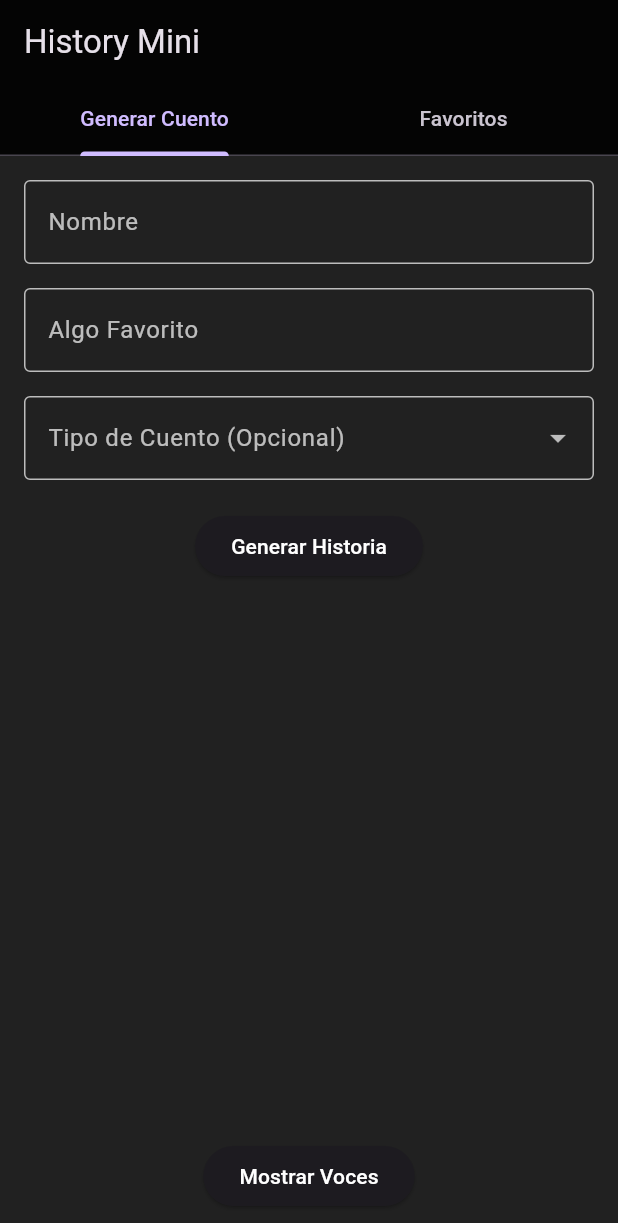
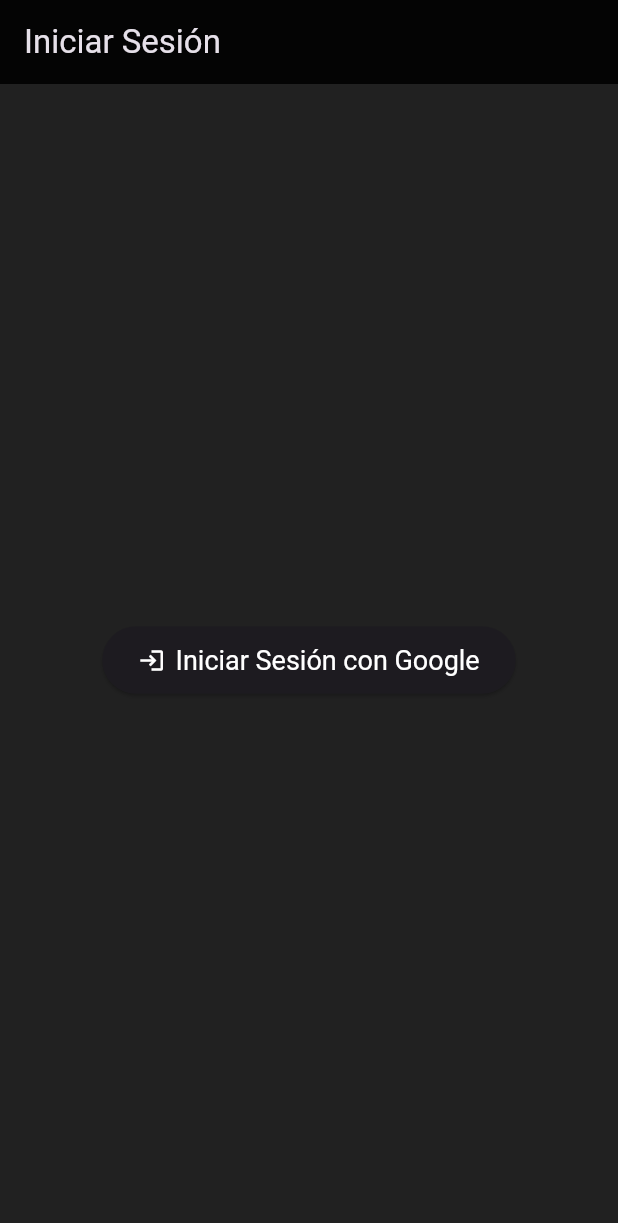
Before and after one commit to Alexis-mish/history_mini, a Flutter app: the screen it shows after launch, on a phone screen of 412 x 824 dp. Shown: the top 1223 px of the screen. Run offline on Flutter 3.47's test engine with Material 3 defaults, Android fonts, the phone set to English and light mode, and no system bars; our stand-ins replace firebase_auth, firebase_core, flutter_dotenv, flutter_gemini, flutter_tts, google_sign_in and 1 more; accounts and stored records are empty.

Commit message:
login integrado

```diff
--- a/lib/main.dart
+++ b/lib/main.dart
@@ -4,26 +4,50 @@
 import 'package:flutter_tts/flutter_tts.dart';
 import 'package:shared_preferences/shared_preferences.dart';
 import 'dart:convert';
+import 'package:google_sign_in/google_sign_in.dart';
+import 'package:firebase_auth/firebase_auth.dart';
+import 'package:firebase_core/firebase_core.dart';
+import 'package:flutter/foundation.dart' show kIsWeb;
+import 'firebase_options.dart';
 
 Future<void> main() async {
   WidgetsFlutterBinding.ensureInitialized();
-
   await dotenv.load(fileName: ".env");
 
   final apiKey = dotenv.env['API_KEY'];
 
   if (apiKey == null) {
-    print('Error: GEMINI_API_KEY no encontrada en el archivo .env');
+    print('Error: API_KEY not found in .env file');
+    runApp(const MaterialApp(home: Scaffold(body: Center(child: Text("Error: API_KEY not found in .env file")))));
     return;
   }
 
-  Gemini.init(apiKey: apiKey); // <-- 6. Usa la API key
+  try {
+    await Firebase.initializeApp(
+      options: DefaultFirebaseOptions.currentPlatform,
+    );
+  } catch (e) {
+    print('Error al inicializar Firebase: $e');
+    runApp(const MaterialApp(home: Scaffold(body: Center(child: Text("Error: Firebase no inicializado. Asegúrate de que flutterfire configure se ejecutó correctamente y que los archivos de configuración están en su lugar.")))));
+    return;
+  }
+
+
+  Gemini.init(apiKey: apiKey);
 
   runApp(const MyApp());
 }
 
-class MyApp extends StatelessWidget {
+
+class MyApp extends StatefulWidget {
   const MyApp({super.key});
+
+  @override
+  State<MyApp> createState() => _MyAppState();
+}
+
+class _MyAppState extends State<MyApp> {
+  final FirebaseAuth _auth = FirebaseAuth.instance;
 
   @override
   Widget build(BuildContext context) {
@@ -45,40 +69,116 @@
         ),
         inputDecorationTheme: InputDecorationTheme(
           border: const OutlineInputBorder(
-            borderSide: BorderSide(color: Colors.white70), // Color del borde
+            borderSide: BorderSide(color: Colors.white70),
           ),
           enabledBorder: const OutlineInputBorder(
-            borderSide: BorderSide(
-              color: Colors.white70,
-            ), // Color del borde habilitado
+            borderSide: BorderSide(color: Colors.white70),
           ),
           focusedBorder: const OutlineInputBorder(
-            borderSide: BorderSide(
-              color: Colors.blueAccent,
-            ), // Color del borde al enfocar
+            borderSide: BorderSide(color: Colors.blueAccent),
           ),
-          labelStyle: const TextStyle(
-            color: Colors.white70,
-          ), // Color del texto de la etiqueta
-          hintStyle: const TextStyle(
-            color: Colors.white70,
-          ), // Color del texto de la sugerencia
+          labelStyle: const TextStyle(color: Colors.white70),
+          hintStyle: const TextStyle(color: Colors.white70),
         ),
         elevatedButtonTheme: ElevatedButtonThemeData(
           style: ElevatedButton.styleFrom(foregroundColor: Colors.white),
         ),
-        appBarTheme: const AppBarTheme(backgroundColor: Colors.black87),
+        appBarTheme: const AppBarTheme(
+          backgroundColor: Colors.black87,
+        ),
         dropdownMenuTheme: DropdownMenuThemeData(
           menuStyle: MenuStyle(
             backgroundColor: WidgetStatePropertyAll(Colors.grey[800]),
           ),
         ),
       ),
-      themeMode: ThemeMode.dark, // Enable dark mode
-      home: const MyHomePage(),
+      themeMode: ThemeMode.dark,
+      // Utiliza StreamBuilder para reaccionar a los cambios de autenticación.
+      home: StreamBuilder<User?>(
+        stream: _auth.authStateChanges(),
+        builder: (context, snapshot) {
+          if (snapshot.connectionState == ConnectionState.waiting) {
+            // Muestra un indicador de carga mientras se verifica el estado.
+            return const Scaffold(
+              body: Center(
+                child: CircularProgressIndicator(),
+              ),
+            );
+          }
+          if (snapshot.hasData) {
+            return const MyHomePage();
+          } else {
+
+            return const LoginScreen();
+          }
+        },
+      ),
     );
   }
 }
+
+class LoginScreen extends StatelessWidget {
+  const LoginScreen({super.key});
+
+  Future<void> _handleGoogleSignIn(BuildContext context) async {
+    try {
+      final googleClientId = dotenv.env['GOOGLE_CLIENT_ID'];
+      if (googleClientId == null) {
+        throw Exception('GOOGLE_CLIENT_ID not found in .env file.');
+      }
+
+      final GoogleSignInAccount? googleUser = await GoogleSignIn(
+        clientId: googleClientId,
+      ).signIn();
+
+      final GoogleSignInAuthentication? googleAuth = await googleUser?.authentication;
+
+      if (googleAuth == null) {
+        return;
+      }
+
+      final credential = GoogleAuthProvider.credential(
+        accessToken: googleAuth.accessToken,
+        idToken: googleAuth.idToken,
+      );
+
+      await FirebaseAuth.instance.signInWithCredential(credential);
+    } catch (e) {
+      ScaffoldMessenger.of(context).showSnackBar(
+        SnackBar(content: Text('Error al iniciar sesión con Google: $e')),
+      );
+    }
+  }
+
+  @override
+  Widget build(BuildContext context) {
+    return Scaffold(
+      appBar: AppBar(
+        title: const Text('Iniciar Sesión'),
+      ),
+      body: Center(
+        child: Padding(
+          padding: const EdgeInsets.all(16.0),
+          child: Column(
+            mainAxisAlignment: MainAxisAlignment.center,
+            children: [
+              ElevatedButton.icon(
+                onPressed: () => _handleGoogleSignIn(context),
+                icon: const Icon(Icons.login),
+                label: const Text('Iniciar Sesión con Google'),
+                style: ElevatedButton.styleFrom(
+                  padding: const EdgeInsets.symmetric(horizontal: 24, vertical: 12),
+                  textStyle: const TextStyle(fontSize: 18),
+                ),
+              ),
+            ],
+          ),
+        ),
+      ),
+    );
+  }
+}
+
 
 class MyHomePage extends StatefulWidget {
   const MyHomePage({super.key});
@@ -94,35 +194,32 @@
   String _historiaGenerada = '';
   final gemini = Gemini.instance;
   String? _tipoDeCuentoSeleccionado;
-  final List<String> _tiposDeCuento = [
-    'Aventura',
-    'Terror',
-    'Romance',
-    'Fantasía',
-    'Ciencia Ficción',
-    'Misterio',
-    'Humor',
-  ];
+  final List<String> _tiposDeCuento = ['Aventura', 'Terror', 'Romance', 'Fantasía', 'Ciencia Ficción', 'Misterio', 'Humor'];
   final FlutterTts flutterTts = FlutterTts();
   late TabController _tabController;
   List<Map<String, String>> _cuentosFavoritos = [];
-  bool _isLoading =
-      false; //importante!!!!! este es el estado de la animacion de carga
+  bool _isLoading = false;
 
   @override
   void initState() {
     super.initState();
     _tabController = TabController(length: 2, vsync: this);
-    _cargarCuentosGuardados(); // Cargar los cuentos al inicializar la pantalla
+    _cargarCuentosGuardados();
+  }
+
+  @override
+  void dispose() {
+    _tabController.dispose();
+    super.dispose();
   }
 
   Future<void> _speak() async {
-    await flutterTts.setLanguage("es-ES"); // cambiar el idioma
+    await flutterTts.setLanguage("es-ES");
     await flutterTts.setVoice({
       "name": "es-MX-female-1",
       "locale": "es-ES",
-    }); // Aca se cambia la voz
-    await flutterTts.setSpeechRate(1.4); // Ajustar la velocidad
+    });
+    await flutterTts.setSpeechRate(1.4);
     await flutterTts.speak(_historiaGenerada);
   }
 
@@ -150,8 +247,8 @@
           .map((story) => jsonEncode(story))
           .toList();
       await prefs.setStringList('cuentosGuardados', updatedSavedStoriesJson);
-      await _cargarCuentosGuardados(); // <-- Agrega esta línea aquí
-      print('Cuento guardado.'); // <--- Agregar este print
+      await _cargarCuentosGuardados();
+      print('Cuento guardado.');
       if (mounted) {
         ScaffoldMessenger.of(context).showSnackBar(
           const SnackBar(content: Text('Cuento guardado en favoritos')),
@@ -170,9 +267,9 @@
     print('Intentando cargar cuentos guardados...');
     final prefs = await SharedPreferences.getInstance();
     List<String>? savedStoriesJson = prefs.getStringList('cuentosGuardados');
-    print('Leyendo de SharedPreferences: $savedStoriesJson');
+    print('Reading from SharedPreferences: $savedStoriesJson');
     if (savedStoriesJson == null || savedStoriesJson.isEmpty) {
-      print('No hay cuentos guardados.');
+      print('No saved stories found.');
       setState(() {
         _cuentosFavoritos = [];
       });
@@ -182,7 +279,7 @@
       final cuentos = savedStoriesJson
           .map((json) => Map<String, String>.from(jsonDecode(json)))
           .toList();
-      print('Cuentos guardados cargados: $cuentos');
+      print('Saved stories loaded: $cuentos');
       setState(() {
         _cuentosFavoritos = cuentos;
       });
@@ -197,13 +294,13 @@
   void _generarHistoria() async {
     if (_formKey.currentState!.validate()) {
       setState(() {
-        _isLoading = true; // Inicia la animación de carga
-        _historiaGenerada = ''; // Limpia la historia anterior
+        _isLoading = true;
+        _historiaGenerada = '';
       });
 
       final nombre = _nombreController.text;
       final animal = _animalController.text;
-      final tipoDeCuento = _tipoDeCuentoSeleccionado != null
+      final tipoDeCuento = _tipoDeCuentoSeleccionado != null && _tipoDeCuentoSeleccionado!.isNotEmpty
           ? 'de tipo $_tipoDeCuentoSeleccionado'
           : '';
 
@@ -227,10 +324,20 @@
       } finally {
         if (mounted) {
           setState(() {
-            _isLoading = false; // Detiene la animación de carga
+            _isLoading = false;
           });
         }
       }
+    }
+  }
+
+
+  void _logout() async {
+    try {
+      await FirebaseAuth.instance.signOut();
+      await GoogleSignIn().signOut();
+    } catch (e) {
+      print('Error al cerrar sesión: $e');
     }
   }
 
@@ -239,6 +346,13 @@
     return Scaffold(
       appBar: AppBar(
         title: const Text('History Mini'),
+        actions: [
+          IconButton(
+            icon: const Icon(Icons.logout),
+            onPressed: _logout,
+            tooltip: 'Cerrar Sesión',
+          ),
+        ],
         bottom: TabBar(
           controller: _tabController,
           tabs: const [
@@ -250,7 +364,6 @@
       body: TabBarView(
         controller: _tabController,
         children: [
-          // Tab for generating stories
           Padding(
             padding: const EdgeInsets.all(16.0),
             child: Form(
@@ -324,8 +437,7 @@
                               Padding(
                                 padding: const EdgeInsets.only(top: 16.0),
                                 child: Row(
-                                  mainAxisAlignment:
-                                      MainAxisAlignment.spaceAround,
+                                  mainAxisAlignment: MainAxisAlignment.spaceAround,
                                   children: [
                                     ElevatedButton.icon(
                                       onPressed: _speak,
@@ -347,7 +459,6 @@
                   ),
                   const SizedBox(height: 20),
                   ElevatedButton(
-                    // Botón temporal para mostrar las voces
                     onPressed: () async {
                       var voices = await flutterTts.getVoices;
                       print("Voces disponibles: $voices");
@@ -358,7 +469,6 @@
               ),
             ),
           ),
-          // Tab for favorite stories
           ListView.builder(
             itemCount: _cuentosFavoritos.length,
             itemBuilder: (context, index) {
--- a/pubspec.yaml
+++ b/pubspec.yaml
@@ -36,6 +36,9 @@
   audioplayers: ^6.5.0
   http: ^1.4.0
   flutter_dotenv: ^5.0.2
+  google_sign_in: ^6.2.1
+  firebase_auth: ^4.20.0
+  firebase_core: ^2.32.0
   # The following adds the Cupertino Icons font to your application.
   # Use with the CupertinoIcons class for iOS style icons.
   cupertino_icons: ^1.0.8
```
Also changed, not shown: firebase.json (added), lib/firebase_options.dart (added), pubspec.lock, 7 other files.
